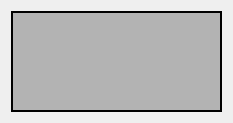
First picture: the form in branches/macjariel/client/playerwidget.ui, repository kubos741/kbang, before the edit.
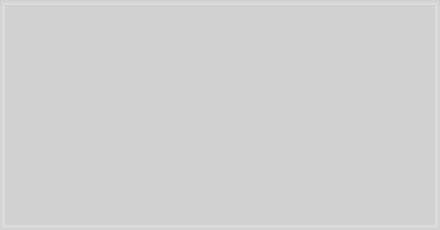
Second picture: the form after the edit.

```diff
--- a/branches/macjariel/client/playerwidget.ui
+++ b/branches/macjariel/client/playerwidget.ui
@@ -5,24 +5,63 @@
    <rect>
     <x>0</x>
     <y>0</y>
-    <width>233</width>
-    <height>123</height>
+    <width>440</width>
+    <height>230</height>
    </rect>
   </property>
+  <property name="sizePolicy" >
+   <sizepolicy vsizetype="Expanding" hsizetype="Expanding" >
+    <horstretch>0</horstretch>
+    <verstretch>0</verstretch>
+   </sizepolicy>
+  </property>
+  <property name="minimumSize" >
+   <size>
+    <width>0</width>
+    <height>0</height>
+   </size>
+  </property>
+  <property name="baseSize" >
+   <size>
+    <width>0</width>
+    <height>0</height>
+   </size>
+  </property>
   <property name="windowTitle" >
    <string>Form</string>
   </property>
   <layout class="QGridLayout" name="gridLayout" >
+   <property name="margin" >
+    <number>0</number>
+   </property>
    <item row="0" column="0" >
-    <widget class="QFrame" name="frame" >
+    <widget class="QFrame" name="mainFrame" >
+     <property name="minimumSize" >
+      <size>
+       <width>0</width>
+       <height>0</height>
+      </size>
+     </property>
      <property name="styleSheet" >
-      <string notr="true" >background-color: rgba(0, 0, 0, 64);</string>
+      <string notr="true" >QFrame#mainFrame
+	{
+
+	background-color: rgba(0,0,0,32);
+	background-clip: content;
+
+	border: 5px solid black;
+	border-left-color: qlineargradient(spread:reflect, x1:0, y1:0, x2:0.9, y2:0, stop:0 rgba(0, 0, 0, 0), stop:1 rgba(255, 255, 255, 64));
+	border-right-color: qlineargradient(spread:reflect, x1:0.1, y1:0, x2:1, y2:0, stop:0 rgba(255, 255, 255, 64), stop:1 rgba(0, 0, 0, 0));
+
+	border-top-color: qlineargradient(spread:reflect, x1:0, y1:0, x2:0, y2:0.9, stop:0 rgba(0, 0, 0, 0), stop:1 rgba(255, 255, 255, 64));
+	border-bottom-color: qlineargradient(spread:reflect, x1:0, y1:1, x2:0, y2:0.1, stop:0 rgba(0, 0, 0, 0), stop:1 rgba(255, 255, 255, 64))
+
+}
+
+</string>
      </property>
      <property name="frameShape" >
-      <enum>QFrame::Box</enum>
-     </property>
-     <property name="frameShadow" >
-      <enum>QFrame::Plain</enum>
+      <enum>QFrame::StyledPanel</enum>
      </property>
      <property name="lineWidth" >
       <number>2</number>
```
Left out of the diff: 4 changed lines with no effect on the pictures.
